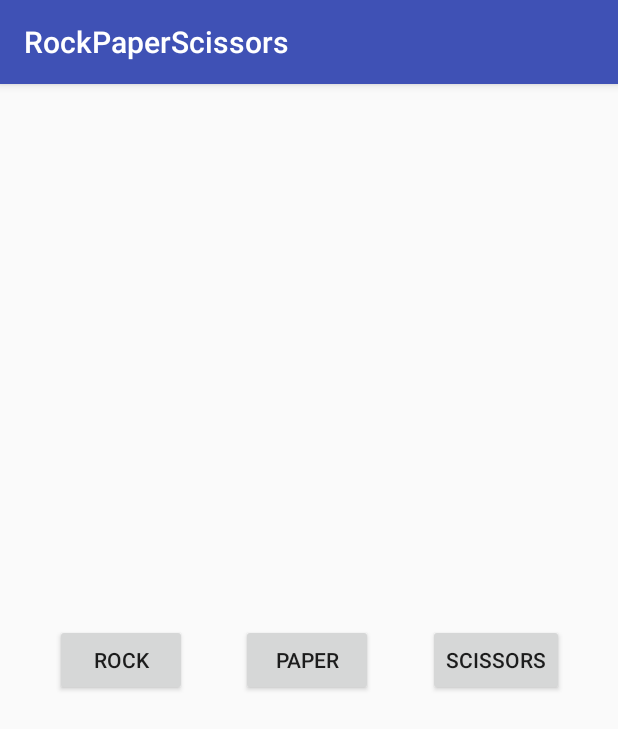
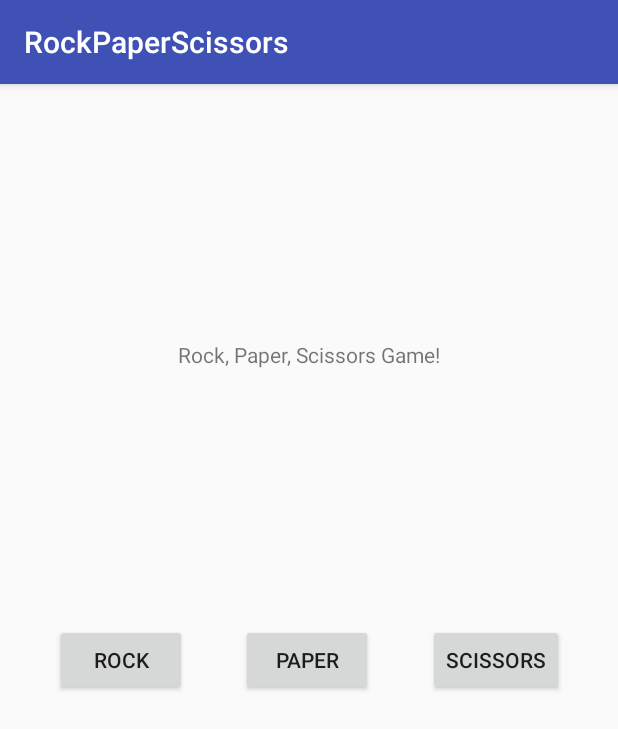
Before and after one commit to ncm1/RockPaperScissors, an Android app: the screen it shows after launch (MainActivity), on a phone screen of 412 x 824 dp. Shown: the top 729 px of the screen. Run offline under Robolectric (Android 15) with nearby library versions, the phone set to English and light mode, and no system bars.

Commit message:
Updating project

```diff
--- a/app/src/main/res/layout/activity_main.xml
+++ b/app/src/main/res/layout/activity_main.xml
@@ -6,10 +6,34 @@
     android:layout_height="match_parent"
     tools:context="com.example.nathanmorgenstern.rockpaperscissors.MainActivity">
 
+    <TextView
+        android:id="@+id/textView"
+        android:layout_width="wrap_content"
+        android:layout_height="wrap_content"
+        android:layout_marginBottom="8dp"
+        android:layout_marginTop="8dp"
+        android:text="Rock, Paper, Scissors Game!"
+        app:layout_constraintBottom_toTopOf="@+id/paperButton"
+        app:layout_constraintLeft_toLeftOf="parent"
+        app:layout_constraintRight_toRightOf="parent"
+        app:layout_constraintTop_toTopOf="parent" />
+
+    <Button
+        android:id="@+id/rockButton"
+        android:layout_width="wrap_content"
+        android:layout_height="wrap_content"
+        android:onClick="onRockClick"
+        android:text="Rock"
+        app:layout_constraintBottom_toBottomOf="parent"
+        app:layout_constraintLeft_toLeftOf="parent"
+        app:layout_constraintRight_toLeftOf="@+id/paperButton"
+        app:layout_constraintTop_toTopOf="parent" />
+
     <Button
         android:id="@+id/paperButton"
         android:layout_width="wrap_content"
         android:layout_height="wrap_content"
+        android:onClick="onPaperClick"
         android:text="Paper"
         app:layout_constraintBottom_toBottomOf="parent"
         app:layout_constraintLeft_toRightOf="@+id/rockButton"
@@ -17,19 +41,10 @@
         app:layout_constraintTop_toTopOf="parent" />
 
     <Button
-        android:id="@+id/rockButton"
-        android:layout_width="wrap_content"
-        android:layout_height="wrap_content"
-        android:text="Rock"
-        app:layout_constraintBottom_toBottomOf="parent"
-        app:layout_constraintLeft_toLeftOf="parent"
-        app:layout_constraintRight_toLeftOf="@+id/paperButton"
-        app:layout_constraintTop_toTopOf="parent" />
-
-    <Button
         android:id="@+id/scissorsButton"
         android:layout_width="wrap_content"
         android:layout_height="wrap_content"
+        android:onClick="onScissorsClick"
         android:text="Scissors"
         app:layout_constraintBottom_toBottomOf="parent"
         app:layout_constraintLeft_toRightOf="@+id/paperButton"
```
Also changed, not shown: app/src/main/java/com/example/nathanmorgenstern/rockpaperscissors/MainActivity.java (+77 -0 lines).
